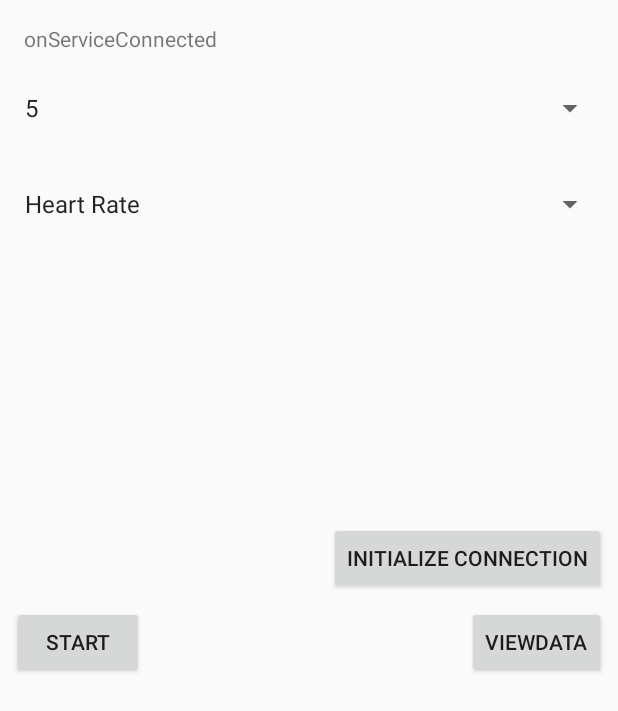
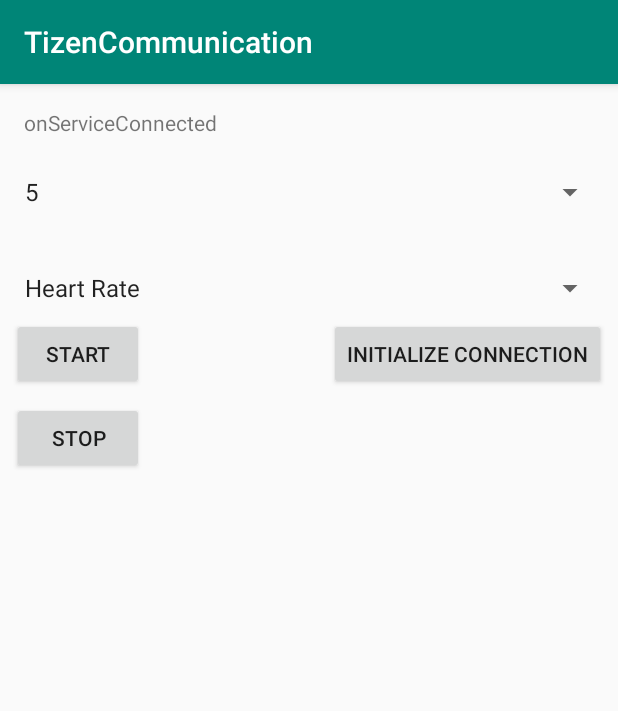
Before and after one commit to pdimitrovx/TizenCommunication, an Android app: the screen it shows after launch (MainActivity), on a phone screen of 412 x 824 dp. Shown: the top 711 px of the screen. Run offline under Robolectric (Android 15) with nearby library versions, the phone set to English and light mode, and no system bars; our stand-ins replace Firebase (no records; nobody signed in at launch, a user with empty details on screens opened directly); 1 statement that could not run was skipped.

```diff
--- a/app/build.gradle
+++ b/app/build.gradle
@@ -1,4 +1,5 @@
 apply plugin: 'com.android.application'
+
 
 android {
     compileSdkVersion 28
@@ -25,6 +26,9 @@ android {
 dependencies {
     implementation fileTree(include: ['*.jar'], dir: 'libs')
     implementation 'com.android.support:appcompat-v7:28.0.0'
+    implementation 'com.google.firebase:firebase-core:16.0.5'
+    implementation 'com.google.firebase:firebase-database:16.0.5'
+
     testImplementation 'junit:junit:4.12'
     androidTestImplementation 'com.android.support.test:runner:1.0.2'
     androidTestImplementation 'com.android.support.test.espresso:espresso-core:3.0.2'
@@ -33,3 +37,4 @@ dependencies {
     implementation 'com.android.support.constraint:constraint-layout:1.1.3'
     implementation files('libs/commons-lang3-3.9.jar')
 }
+apply plugin: 'com.google.gms.google-services'
--- a/app/src/main/java/uk/ac/aber/dcs/pid4/tizencommunication/MainActivity.java
+++ b/app/src/main/java/uk/ac/aber/dcs/pid4/tizencommunication/MainActivity.java
@@ -7,6 +7,7 @@ import android.content.Intent;
 import android.content.ServiceConnection;
 import android.os.Bundle;
 import android.os.IBinder;
+import android.support.v7.app.AppCompatActivity;
 import android.util.Log;
 import android.view.LayoutInflater;
 import android.view.View;
@@ -19,19 +20,27 @@ import android.widget.Spinner;
 import android.widget.TextView;
 import android.widget.Toast;
 
+import org.apache.commons.lang3.StringUtils;
+
+import java.text.DateFormat;
+import java.text.SimpleDateFormat;
 import java.util.ArrayList;
 import java.util.Collections;
+import java.util.Date;
 import java.util.List;
+import java.util.Locale;
 import java.util.StringTokenizer;
 
-import org.apache.commons.lang3.StringUtils;
+import com.google.firebase.database.DataSnapshot;
+import com.google.firebase.database.DatabaseError;
+import com.google.firebase.database.DatabaseReference;
+import com.google.firebase.database.FirebaseDatabase;
+import com.google.firebase.database.ValueEventListener;
 
-
-import uk.ac.aber.dcs.pid4.tizencommunication.Tizen_Message;
 
 import static android.widget.Toast.makeText;
 
-public class MainActivity extends Activity {
+public class MainActivity extends AppCompatActivity {
     private static TextView mTextStatus; //navigation stuff (used to display status app)
     private static MessageAdapter mMessageAdapter; //todo mesasge stuff, describe ite etc
     private ListView mMessageListView; //todo message stuff
@@ -40,7 +49,12 @@ public class MainActivity extends Activity {
     private Service_SAP mConsumerService = null;
     private boolean watch_is_connected = false;
     private Spinner spinner_time, spinner_sensor;
-    private Button startReadingBtn;
+    private Button startReadingBtn, stopReading_btn;
+    private static boolean is_reading_started = false;
+    private static long sayBackPress;
+    static boolean date_set = false;
+    static String today = "error_set_today";
+    private static FirebaseDatabase mDatabase;
 
 
     @Override
@@ -58,7 +72,43 @@ public class MainActivity extends Activity {
         isServiceBound = bindService(new Intent(MainActivity.this,
                 Service_SAP.class), mConnection, Context.BIND_AUTO_CREATE);
 
+
+
+       /* mFirebaseDatabase = FirebaseDatabase.getInstance();
+        myRef = mFirebaseDatabase.getReference();
+        myRef.addValueEventListener(new ValueEventListener() {
+            @Override
+            public void onDataChange(DataSnapshot dataSnapshot) {
+                // This method is called once with the initial value and again
+                // whenever data at this location is updated.
+                Log.d("Firebase", "onDataChange: Added information to database: \n" +
+                        dataSnapshot.getValue());
+            }
+
+            @Override
+            public void onCancelled(DatabaseError error) {
+                // Failed to read value
+                Log.w("Firebase", "Failed to read value.", error.toException());
+            }
+        });
+
+
+    */
     }
+
+    @Override
+    public void onBackPressed() {
+        // Write a message to the database
+
+
+        if (sayBackPress + 1500 > System.currentTimeMillis()) {
+            super.onBackPressed();
+        } else {
+            Toast.makeText(MainActivity.this, "Press once again to exit!", Toast.LENGTH_SHORT).show();
+            sayBackPress = System.currentTimeMillis();
+        }
+    }
+
 
     @Override
     protected void onDestroy() {
@@ -97,7 +147,6 @@ public class MainActivity extends Activity {
             }
             case R.id.start_btn: {
                 if (isServiceBound && !start_Btn_clicked && mConsumerService != null) {
-
                     int sensor_type_selected = spinner_sensor.getSelectedItemPosition();
                     int sensor_time_selected = spinner_time.getSelectedItemPosition();
 
@@ -105,12 +154,18 @@ public class MainActivity extends Activity {
                         if (sensor_time_selected >= 0 && sensor_time_selected <= 7) {
                             Tizen_Message command_message_objbect = new Tizen_Message(sensor_type_selected, sensor_time_selected);
                             String command_message = command_message_objbect.command_Builder();
+                            date_set = false;
 
                             if (mConsumerService.sendData(command_message) != -1) {
-                                //startReadingBtn.setEnabled(false);
+                                startReadingBtn.setEnabled(false);
+                                stopReading_btn.setEnabled(true);
                                 start_Btn_clicked = true;
+                                is_reading_started = true;
+
                             } else {
                                 start_Btn_clicked = false;
+                                startReadingBtn.setEnabled(true);
+                                is_reading_started = false;
                             }
 
                         } else {
@@ -129,11 +184,16 @@ public class MainActivity extends Activity {
                 }
                 break;
             }
-            case R.id.viewData_btn: {
-                mConsumerService.sendData("STOP");
+            case R.id.stopReading_btn: {
+                if (isServiceBound && mConsumerService != null) {
+                    if (mConsumerService.sendData("test") != -1) {
+                        mConsumerService.sendData("STOP");
+                        startReadingBtn.setEnabled(true);
+                        stopReading_btn.setEnabled(false);
+                        is_reading_started = false;
+                    }
+                }
             }
-
-
             default:
         }
     }
@@ -242,6 +302,8 @@ public class MainActivity extends Activity {
         spinner_sensor = findViewById(R.id.sensor_spinner);
 
         startReadingBtn = findViewById(R.id.start_btn);
+        stopReading_btn = findViewById(R.id.stopReading_btn);
+
 
         // Create an ArrayAdapter with array of strings w.\ default spinner layout
         ArrayAdapter<CharSequence> adapter_spinner_time = ArrayAdapter.createFromResource(this,
@@ -258,6 +320,27 @@ public class MainActivity extends Activity {
 
     }
 
+    public static FirebaseDatabase getDatabase() {
+        if (mDatabase == null) {
+            mDatabase = FirebaseDatabase.getInstance();
+            mDatabase.setPersistenceEnabled(true);
+        }
+        return mDatabase;
+    }
+
+    private static void sendToFirebase(Tizen_Message msg, boolean is_hrm, String today) {
+        if (is_hrm) {
+
+
+            //database key is the time epoch (from Tizen)
+
+            FirebaseDatabase database = getDatabase();
+            DatabaseReference myRef = database.getReference("hrm/"+today + msg.getReceiver_reading_timestamp());
+            myRef.setValue(msg);
+        }
+
+    }
+
     //https://mvnrepository.com/artifact/org.apache.commons/commons-lang3/3.9
     public static void dataReceived(String data_received) {
         String extracted_command; //the data between the prefixes, start end
@@ -268,20 +351,34 @@ public class MainActivity extends Activity {
         StringTokenizer sensor_type_tokenizer = new StringTokenizer(data_received, ":");
         sensor_identifier = sensor_type_tokenizer.nextToken();
 
+
         Log.d("data_received1", "First token is: " + sensor_identifier);
 
-        if (sensor_identifier.equals(HRM_id)) {
+        if (sensor_identifier.equals(HRM_id) && is_reading_started) {
+
+            while (!date_set){
+                //database parrent is the time to the second when the reading began
+                DateFormat dateFormat = new SimpleDateFormat("yyyy-MM-dd/HH:mm:ss/");
+                Date dateOnly = new Date();
+                today = (dateFormat.format(dateOnly));
+                date_set = true;
+            }
+
             //data is from hrm sensor
             extracted_command = StringUtils.substringBetween(data_received, "HRM_START:", ":END_HRM");
             StringTokenizer sensor_data_tokenizer = new StringTokenizer(extracted_command, ":");
             String heart_rate = sensor_data_tokenizer.nextToken();
             String accuracy = sensor_data_tokenizer.nextToken();
-            String epoch_timestamp = sensor_data_tokenizer.nextToken();
+            String str_epoch_timestamp_from_sensor = sensor_data_tokenizer.nextToken();
 
             Log.d("data_received", "heart_rate: " + heart_rate);
-            Log.d("data_received", "timestamp: " + epoch_timestamp);
+            Log.d("data_received", "timestamp_from_sensor: " + str_epoch_timestamp_from_sensor);
             Log.d("data_received", "accuracy: " + accuracy);
-        } else if (sensor_identifier.equals(ACC_id)) {
+            Tizen_Message hrm_reading = new Tizen_Message(0, heart_rate, accuracy, str_epoch_timestamp_from_sensor);
+            sendToFirebase(hrm_reading, true, today);
+
+
+        } else if (sensor_identifier.equals(ACC_id) && is_reading_started) {
             extracted_command = StringUtils.substringBetween(data_received, "ACC_START:", ":END_ACC");
             StringTokenizer sensor_data_tokenizer = new StringTokenizer(extracted_command, ":");
             String x_axis = sensor_data_tokenizer.nextToken();
@@ -290,16 +387,24 @@ public class MainActivity extends Activity {
 
             String accuracy = sensor_data_tokenizer.nextToken();
             String epoch_timestamp = sensor_data_tokenizer.nextToken();
+            long epoch_timestamp_int = Integer.valueOf(epoch_timestamp);
+
 
             Log.d("data_received", "x axis : " + x_axis);
             Log.d("data_received", "y axis : " + y_axis);
             Log.d("data_received", "z axis : " + z_axis);
 
-            Log.d("data_received", "timestamp: " + epoch_timestamp);
+            Log.d("data_received", "timestamp: " + epoch_timestamp_int);
             Log.d("data_received", "accuracy: " + accuracy);
         }
     }
 
+    private static long time_epoch_androidSys() {
+        long epoch = System.currentTimeMillis() / 1000;
+        return epoch;
+    }
+
+
 }
 //added the service connection thing that is needed in order to set up the sercive bound thing. Explain taht
 //added         android:onClick="mOnClick" to each button so the trigger that method that has a switch case statement in it!
--- a/app/src/main/java/uk/ac/aber/dcs/pid4/tizencommunication/Tizen_Message.java
+++ b/app/src/main/java/uk/ac/aber/dcs/pid4/tizencommunication/Tizen_Message.java
@@ -5,10 +5,11 @@ import java.io.Serializable;
 public class Tizen_Message implements Serializable {
     private int duration, sensor_type;
     private int receiver_sensor_type;
-    private String receiver_reading_accuracy, receiver_reading_timestamp;
+    private String receiver_reading_accuracy;
     private String receiver_reading_heart_rate;
     private String receiver_reading_x, receiver_reading_y, receiver_reading_z;
     private String raw_data_whole_msg;
+    private String receiver_reading_timestamp;
 
 
     //Constructor for a start command message
--- a/app/src/main/res/layout/activity_main.xml
+++ b/app/src/main/res/layout/activity_main.xml
@@ -44,45 +44,46 @@
         android:layout_width="wrap_content"
         android:layout_height="wrap_content"
         android:layout_marginStart="8dp"
-        android:layout_marginTop="256dp"
-        android:text="@string/start"
+        android:layout_marginTop="8dp"
         android:onClick="mOnClick"
+        android:text="@string/start_measuring"
         app:layout_constraintStart_toStartOf="parent"
         app:layout_constraintTop_toBottomOf="@+id/sensor_spinner" />
 
     <Button
-        android:id="@+id/viewData_btn"
+        android:id="@+id/stopReading_btn"
         android:layout_width="wrap_content"
         android:layout_height="wrap_content"
-        android:layout_marginTop="256dp"
-        android:layout_marginEnd="8dp"
-        android:text="@string/viewdata"
+        android:layout_marginStart="8dp"
+        android:layout_marginTop="8dp"
         android:onClick="mOnClick"
-        app:layout_constraintEnd_toEndOf="parent"
-        app:layout_constraintTop_toBottomOf="@+id/sensor_spinner" />
+        android:text="@string/stop_measuring"
+        app:layout_constraintStart_toStartOf="parent"
+        app:layout_constraintTop_toBottomOf="@+id/start_btn" />
 
     <Button
         android:id="@+id/findPeerAgentBtn"
         android:layout_width="wrap_content"
         android:layout_height="wrap_content"
+        android:layout_marginTop="8dp"
         android:layout_marginEnd="8dp"
-        android:layout_marginBottom="8dp"
-        android:text="@string/coonecttest"
         android:onClick="mOnClick"
-        app:layout_constraintBottom_toTopOf="@+id/viewData_btn"
-        app:layout_constraintEnd_toEndOf="parent" />
+        android:text="@string/initialize_connection"
+        app:layout_constraintEnd_toEndOf="parent"
+        app:layout_constraintTop_toBottomOf="@+id/sensor_spinner" />
 
     <ListView
         android:id="@+id/lvMessage"
-        android:layout_width="350dp"
-        android:layout_height="200dp"
-        android:layout_marginStart="8dp"
+        android:layout_width="381dp"
+        android:layout_height="432dp"
+        android:layout_marginStart="3dp"
         android:layout_marginTop="8dp"
-        app:layout_constraintBottom_toTopOf="@+id/findPeerAgentBtn"
+        android:layout_marginEnd="3dp"
+        android:layout_marginBottom="8dp"
+        app:layout_constraintBottom_toBottomOf="parent"
         app:layout_constraintEnd_toEndOf="parent"
         app:layout_constraintStart_toStartOf="parent"
-        app:layout_constraintTop_toBottomOf="@+id/sensor_spinner"></ListView>
-
+        app:layout_constraintTop_toBottomOf="@+id/stopReading_btn"></ListView>
 
 
 </android.support.constraint.ConstraintLayout>
--- a/app/src/main/res/values/strings.xml
+++ b/app/src/main/res/values/strings.xml
@@ -4,9 +4,9 @@
     <string name="title_dashboard">Dashboard</string>
     <string name="title_notifications">Notifications</string>
     <string name="NoPeersFound">No peers have been found!!!</string>
-    <string name="start">Start</string>
-    <string name="viewdata">ViewData</string>
-    <string name="coonecttest">Initialize Connection</string>
+    <string name="start_measuring">Start</string>
+    <string name="stop_measuring">Stop</string>
+    <string name="initialize_connection">Initialize Connection</string>
     <string-array name="spinner_time_array">
         <item>5</item>
         <item>10</item>
--- a/build.gradle
+++ b/build.gradle
@@ -8,6 +8,7 @@ buildscript {
     }
     dependencies {
         classpath 'com.android.tools.build:gradle:3.3.2'
+        classpath 'com.google.gms:google-services:4.0.1'
 
         // NOTE: Do not place your application dependencies here; they belong
         // in the individual module build.gradle files
```
